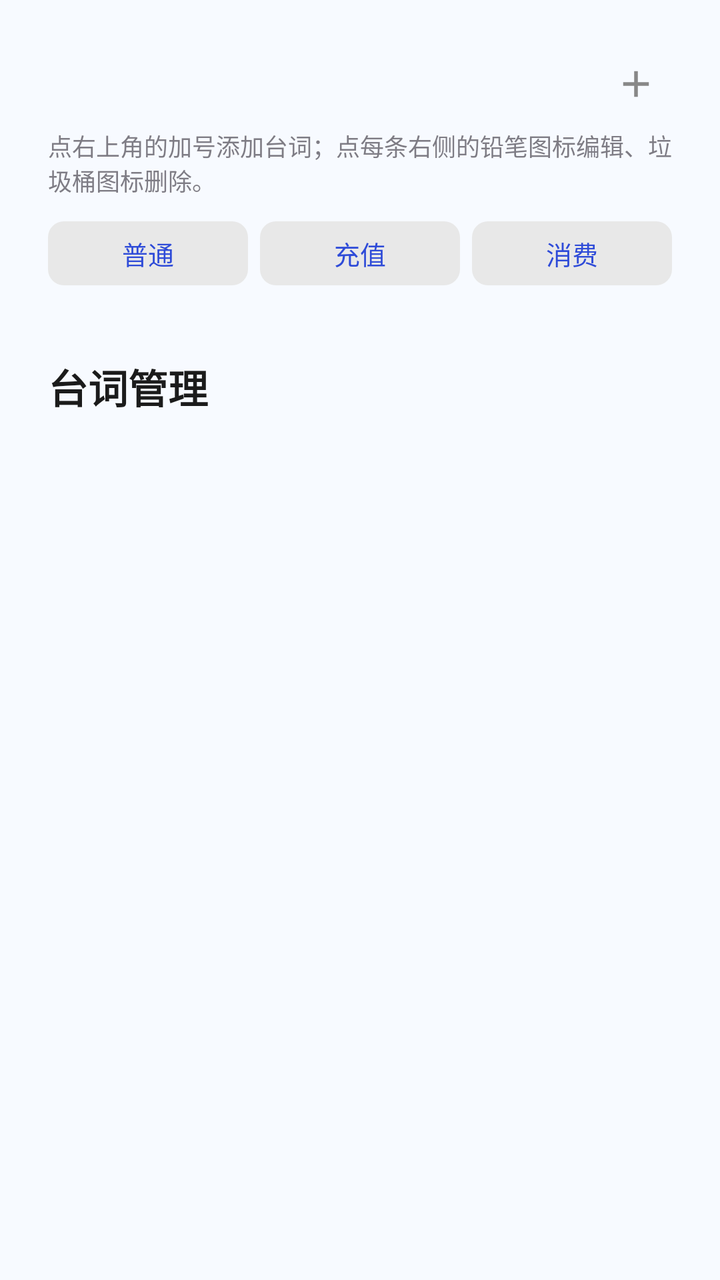
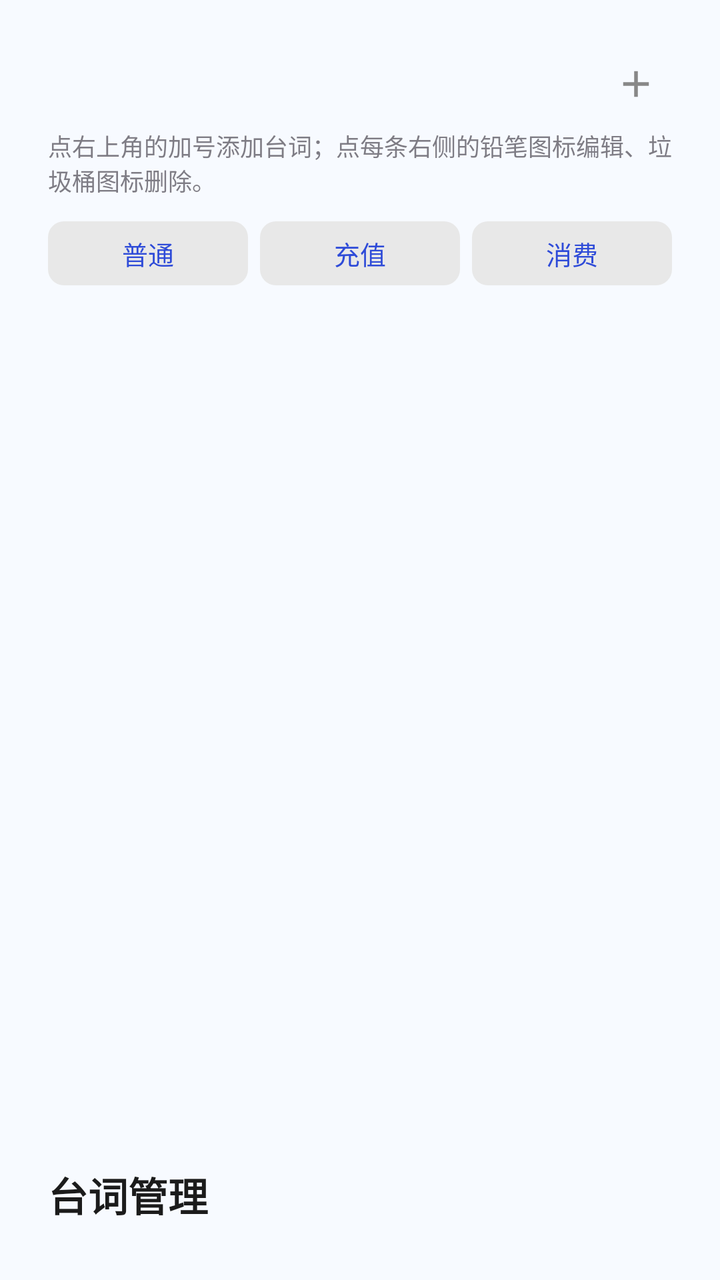

An Android layout rendered at two revisions. The XML below is the earlier revision; the diff shows what the commit changed to produce the second picture.
<!-- AndroidManifest.xml: application theme Theme.WhalePet -->
<!-- res/layout/page_lines.xml -->
<?xml version="1.0" encoding="utf-8"?>
<ScrollView xmlns:android="http://schemas.android.com/apk/res/android"
    android:layout_width="match_parent"
    android:layout_height="match_parent"
    android:fillViewport="true">

    <LinearLayout
        android:layout_width="match_parent"
        android:layout_height="wrap_content"
        android:orientation="vertical"
        android:padding="24dp">

        
        <LinearLayout
            android:layout_width="match_parent"
            android:layout_height="wrap_content"
            android:gravity="center_vertical"
            android:orientation="horizontal">

            <Space
                android:layout_width="0dp"
                android:layout_height="1dp"
                android:layout_weight="1" />

            <ImageButton
                android:id="@+id/btn_add_line"
                android:layout_width="36dp"
                android:layout_height="36dp"
                android:background="@null"
                android:contentDescription="@string/add_line_hint"
                android:padding="7dp"
                android:scaleType="fitCenter"
                android:src="@drawable/ic_add_line" />
        </LinearLayout>

        <TextView
            android:layout_width="match_parent"
            android:layout_height="wrap_content"
            android:layout_marginTop="4dp"
            android:alpha="0.7"
            android:text="@string/lines_hint"
            android:textSize="12sp" />

        
        <LinearLayout
            android:layout_width="match_parent"
            android:layout_height="wrap_content"
            android:layout_marginTop="12dp"
            android:orientation="horizontal">

            <Button
                style="@style/Widget.WhalePet.Button"
                android:id="@+id/tab_line_normal"
                android:layout_width="0dp"
                android:layout_height="wrap_content"
                android:layout_weight="1"
                android:text="@string/line_type_normal" />

            <Button
                style="@style/Widget.WhalePet.Button"
                android:id="@+id/tab_line_gain"
                android:layout_width="0dp"
                android:layout_height="wrap_content"
                android:layout_marginStart="6dp"
                android:layout_weight="1"
                android:text="@string/line_type_gain" />

            <Button
                style="@style/Widget.WhalePet.Button"
                android:id="@+id/tab_line_loss"
                android:layout_width="0dp"
                android:layout_height="wrap_content"
                android:layout_marginStart="6dp"
                android:layout_weight="1"
                android:text="@string/line_type_loss" />
        </LinearLayout>

        <LinearLayout
            android:id="@+id/ll_lines"
            android:layout_width="match_parent"
            android:layout_height="wrap_content"
            android:layout_marginTop="12dp"
            android:orientation="vertical" />

        <TextView
            android:layout_width="wrap_content"
            android:layout_height="wrap_content"
            android:layout_gravity="start"
            android:layout_marginTop="24dp"
            android:fontFamily="sans-serif-medium"
            android:text="@string/lines_title"
            android:textColor="@color/text_primary"
            android:textSize="20sp"
            android:textStyle="bold" />
    </LinearLayout>
</ScrollView>
<!-- resources referenced by this layout -->
<resources>
  <color name="text_primary">#1B1B1B</color>
  <!-- drawable ic_add_line (drawable) -->
  <?xml version="1.0" encoding="utf-8"?>
  <vector xmlns:android="http://schemas.android.com/apk/res/android"
      android:width="24dp"
      android:height="24dp"
      android:viewportWidth="24"
      android:viewportHeight="24">
      <path
          android:fillColor="#FF888888"
          android:pathData="M19,13h-6v6h-2v-6H5v-2h6V5h2v6h6v2z" />
  </vector>
  <string name="add_line_hint">添加台词</string>
  <string name="line_type_gain">充值</string>
  <string name="line_type_loss">消费</string>
  <string name="line_type_normal">普通</string>
  <string name="lines_hint">点右上角的加号添加台词；点每条右侧的铅笔图标编辑、垃圾桶图标删除。</string>
  <string name="lines_title">台词管理</string>
  <style name="Widget.WhalePet.Button" parent="Widget.Material3.Button.TonalButton">
          
          <item name="android:minHeight">32dp</item>
          <item name="android:minWidth">0dp</item>
          <item name="android:insetTop">0dp</item>
          <item name="android:insetBottom">0dp</item>
          <item name="android:paddingLeft">12dp</item>
          <item name="android:paddingRight">12dp</item>
          <item name="android:textSize">13sp</item>
          <item name="backgroundTint">@color/surface_chip</item>
          <item name="android:textColor">@color/brand_primary</item>
          <item name="cornerRadius">8dp</item>
      </style>
  <style name="Theme.WhalePet" parent="Theme.Material3.DayNight.NoActionBar">
          
          <item name="colorPrimary">@color/brand_primary</item>
          <item name="colorOnPrimary">#FFFFFF</item>
          <item name="colorPrimaryContainer">#DDE3FF</item>
          <item name="colorOnPrimaryContainer">#10214A</item>
          <item name="colorSecondary">#2E9E5B</item>
          <item name="colorSurface">#FFFFFF</item>
          <item name="android:windowBackground">@color/surface_page</item>
          <item name="colorSurfaceVariant">#EDEDED</item>
          <item name="colorOutline">@color/outline_soft</item>
          <item name="android:statusBarColor">@android:color/transparent</item>
      </style>
  <color name="surface_chip">#E8E8E8</color>
  <color name="brand_primary">#2E4BD8</color>
  <color name="surface_page">#F7FAFF</color>
  <color name="outline_soft">#DEDEDE</color>
</resources>

<!-- the commit's change to res/layout/page_lines.xml (unified diff, before → after) -->
@@ -1,4 +1,8 @@
-<?xml version="1.0" encoding="utf-8"?>
+<FrameLayout xmlns:android="http://schemas.android.com/apk/res/android"
+    xmlns:tools="http://schemas.android.com/tools"
+    android:layout_width="match_parent"
+    android:layout_height="match_parent">
+
 <ScrollView xmlns:android="http://schemas.android.com/apk/res/android"
     android:layout_width="match_parent"
     android:layout_height="match_parent"
@@ -8,7 +12,8 @@
         android:layout_width="match_parent"
         android:layout_height="wrap_content"
         android:orientation="vertical"
-        android:padding="24dp">
+        android:padding="24dp"
+            android:paddingBottom="88dp">
 
         
         <LinearLayout
@@ -81,16 +86,19 @@
             android:layout_height="wrap_content"
             android:layout_marginTop="12dp"
             android:orientation="vertical" />
+    </LinearLayout>
+    </ScrollView>
 
-        <TextView
-            android:layout_width="wrap_content"
-            android:layout_height="wrap_content"
-            android:layout_gravity="start"
-            android:layout_marginTop="24dp"
-            android:fontFamily="sans-serif-medium"
-            android:text="@string/lines_title"
-            android:textColor="@color/text_primary"
-            android:textSize="20sp"
-            android:textStyle="bold" />
-    </LinearLayout>
-</ScrollView>
+    
+    <TextView
+        android:layout_width="wrap_content"
+        android:layout_height="wrap_content"
+        android:layout_gravity="bottom|start"
+        android:layout_marginBottom="28dp"
+        android:layout_marginStart="24dp"
+        android:fontFamily="sans-serif-medium"
+        android:text="@string/lines_title"
+        android:textColor="@color/text_primary"
+        android:textSize="20sp"
+        android:textStyle="bold" />
+</FrameLayout>
